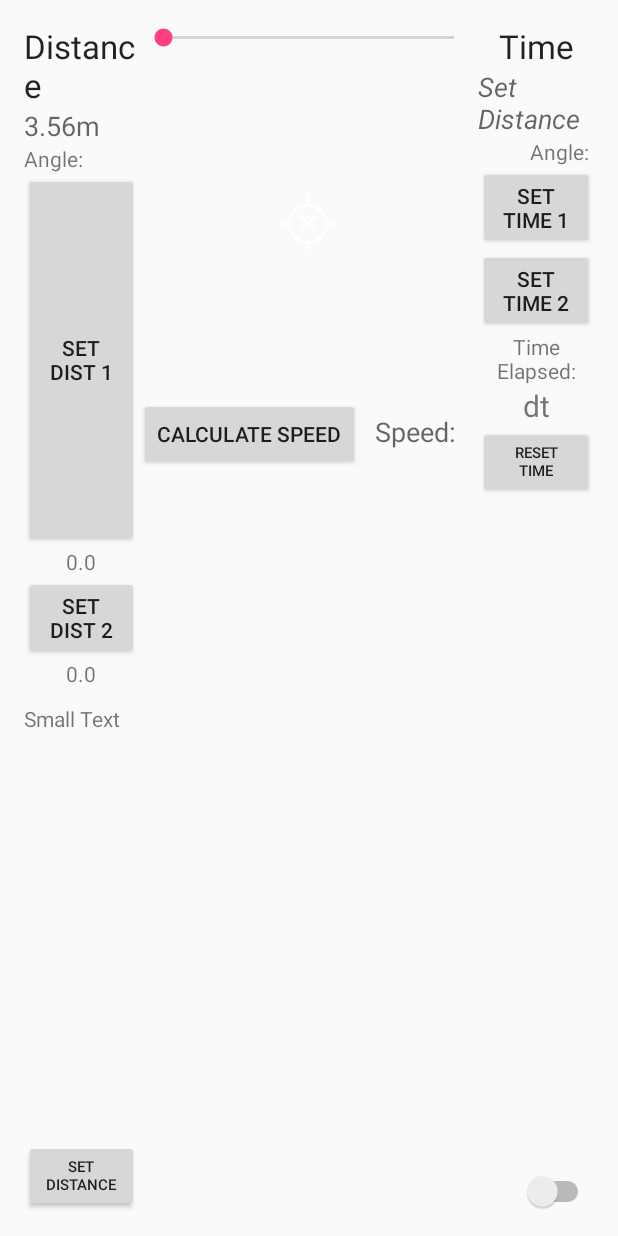
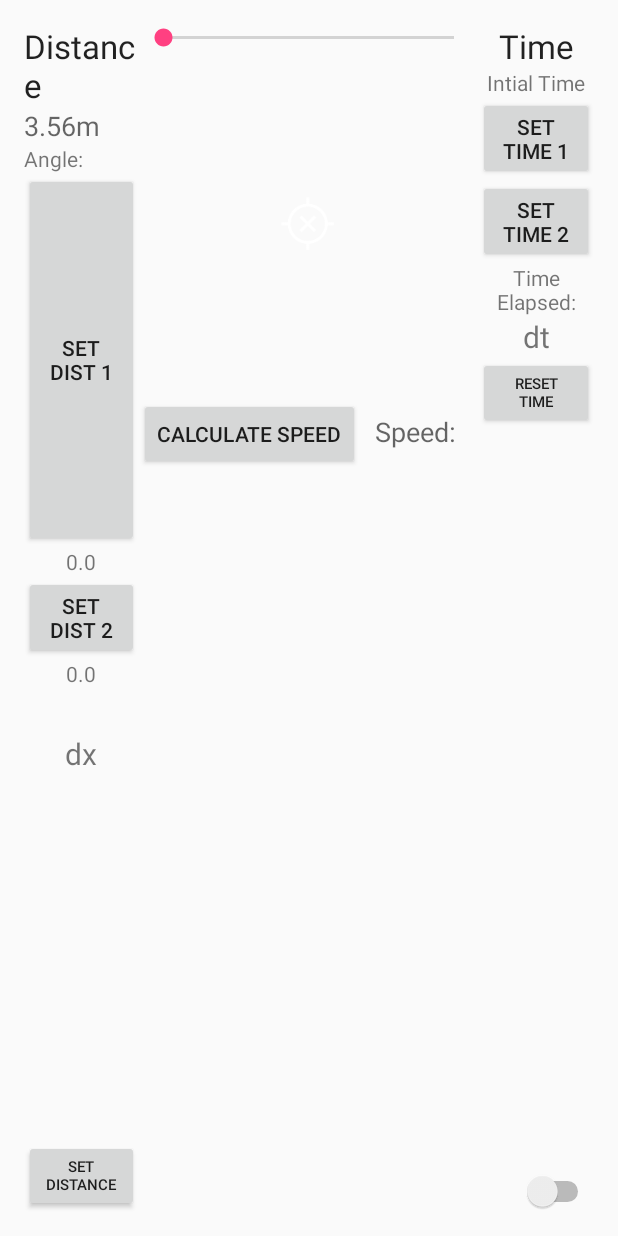
Before and after one commit to YasserAtiya/SpeedCamera-OpenCV, an Android app: the layout content_main.xml on its own in the app's theme, with its tools: preview values and no code run, on a phone screen of 412 x 824 dp. Run offline under Robolectric (Android 15) with nearby library versions, the phone set to English and light mode, and no system bars.

Commit message:
Realigns time column, renames dxView, calc/display dx.

```diff
--- a/app/src/main/java/com/speeddemon/MainActivity.java
+++ b/app/src/main/java/com/speeddemon/MainActivity.java
@@ -1,6 +1,5 @@
 package com.speeddemon;
 
-import android.graphics.Typeface;
 import android.hardware.Sensor;
 import android.hardware.SensorEvent;
 import android.hardware.SensorEventListener;
@@ -40,7 +39,7 @@ public class MainActivity extends AppCompatActivity implements CameraBridgeViewB
     int threshold;
     boolean checkDistance = true;
     //boolean checkHeight = false;
-    TextView tv;
+    //TextView tv;
     long refreshRate, previousTime;
 
 
@@ -61,6 +60,7 @@ public class MainActivity extends AppCompatActivity implements CameraBridgeViewB
     TextView dist1View;
     TextView dist2View;
     double distTraversed;
+    TextView dxView;
 
     // Speed objects
     double speed = 0.0;
@@ -84,20 +84,21 @@ public class MainActivity extends AppCompatActivity implements CameraBridgeViewB
         //heightButton = (Button) findViewById(R.id.heightButton);
         resetTimeBtn = (Button) findViewById(R.id.btnResetTime);
         thresholdBar = (SeekBar) findViewById(R.id.thresholdBar);
-        heightAngleOutput = (TextView) findViewById(R.id.heightAngle);
+        heightAngleOutput = (TextView) findViewById(R.id.initialTime);
         distanceAngleOutput = (TextView) findViewById(R.id.distanceAngle);
-        tv = (TextView) findViewById(R.id.textView4);
+        //tv = (TextView) findViewById(R.id.textView4);
 
         // Time Objects
         time1Button = (Button) findViewById(R.id.btnTime1);
         time2Button = (Button) findViewById(R.id.btnTime2);
-        dtView = (TextView) findViewById(R.id.dt);
+        dtView = (TextView) findViewById(R.id.dtView);
 
         // Dist Objects
         dist1View = (TextView) findViewById(R.id.dist1View);
         dist2View = (TextView) findViewById(R.id.dist2View);
         dist1Button = (Button) findViewById(R.id.btnDist1);
         dist2Button = (Button) findViewById(R.id.btnDist2);
+        dxView = (TextView) findViewById(R.id.dxView);
 
         // Speed Objects
         speedView = (TextView) findViewById(R.id.spdTxtView);
@@ -165,6 +166,11 @@ public class MainActivity extends AppCompatActivity implements CameraBridgeViewB
                 distFinal = getDistance();
                 String dist = Double.toString(distFinal);
                 dist2View.setText(dist);
+
+                distTraversed = Math.abs(distFinal - distInit);
+                String distTrav = Double.toString(distTraversed);
+                dxView.setText(distTrav);
+
             }
         });
 
@@ -239,7 +245,7 @@ public class MainActivity extends AppCompatActivity implements CameraBridgeViewB
         speedButton.setOnClickListener(new View.OnClickListener() {
             @Override
             public void onClick(View v) {
-                distTraversed = Math.abs(distFinal - distInit);
+
 
                 if (dt > 0.001 && distTraversed > 0.01)
                 {
--- a/app/src/main/res/layout/content_main.xml
+++ b/app/src/main/res/layout/content_main.xml
@@ -78,15 +78,17 @@
                 android:layout_alignParentStart="true"/>
 
             <TextView
-                android:layout_width="wrap_content"
+                android:layout_width="fill_parent"
                 android:layout_height="wrap_content"
                 android:textAppearance="?android:attr/textAppearanceSmall"
-                android:text="Small Text"
-                android:id="@+id/textView4"
-                android:layout_below="@+id/btnDist2"
+                android:text="dx"
+                android:id="@+id/dxView"
+                android:layout_below="@+id/dist2View"
                 android:layout_alignParentLeft="true"
                 android:layout_alignParentStart="true"
-                android:layout_marginTop="30dp"/>
+                android:layout_marginTop="30dp"
+                android:gravity="center_horizontal"
+                android:textSize="20sp" />
 <!--
             <TextView
                 android:layout_width="wrap_content"
@@ -207,7 +209,7 @@
                     android:textAppearance="?android:attr/textAppearanceMedium"
                     android:text="Speed:"
                     android:id="@+id/STATICSPEEDLABEL"
-                    android:layout_below="@+id/textView4"
+                    android:layout_below="@+id/dxView"
                     android:layout_centerHorizontal="true"
                     android:layout_marginLeft="10dp"
                     android:layout_marginRight="10dp" />
@@ -249,7 +251,7 @@
                 android:layout_alignRight="@+id/edgeSwitch"
                 android:layout_alignEnd="@+id/edgeSwitch"
                 android:gravity="center_horizontal" />
-
+<!--
             <TextView
                 android:layout_width="wrap_content"
                 android:layout_height="wrap_content"
@@ -260,16 +262,17 @@
                 android:layout_alignEnd="@+id/textView3"
                 android:text="Set Distance"
                 android:textStyle="italic"/>
-
+-->
             <TextView
-                android:layout_width="wrap_content"
+                android:layout_width="match_parent"
                 android:layout_height="wrap_content"
                 android:textAppearance="?android:attr/textAppearanceSmall"
-                android:text="Angle: "
-                android:id="@+id/heightAngle"
-                android:layout_below="@+id/heightOutput"
+                android:text="Intial Time"
+                android:id="@+id/initialTime"
                 android:layout_alignRight="@+id/textView3"
-                android:layout_alignEnd="@+id/textView3"/>
+                android:layout_alignEnd="@+id/textView3"
+                android:gravity="center_horizontal"
+                android:layout_below="@+id/textView3" />
 
             <Button
                 android:layout_width="wrap_content"
@@ -277,7 +280,7 @@
                 android:text="Reset Time"
                 android:id="@+id/btnResetTime"
                 android:textSize="10dp"
-                android:layout_below="@+id/dt"
+                android:layout_below="@+id/dtView"
                 android:layout_centerHorizontal="true" />
 
             <Button
@@ -285,7 +288,7 @@
                 android:layout_height="wrap_content"
                 android:text="Set Time 1"
                 android:id="@+id/btnTime1"
-                android:layout_below="@+id/heightAngle"
+                android:layout_below="@+id/initialTime"
                 android:layout_centerHorizontal="true" />
 
             <Button
@@ -310,7 +313,7 @@
                 android:layout_width="match_parent"
                 android:layout_height="wrap_content"
                 android:text="dt"
-                android:id="@+id/dt"
+                android:id="@+id/dtView"
                 android:layout_below="@+id/changeTimeMsg"
                 android:layout_alignParentLeft="true"
                 android:layout_alignParentStart="true"
```
